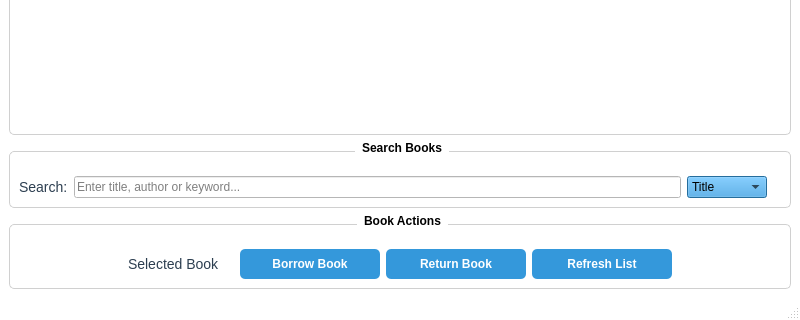
Old version of the form mainwindow.ui in the repository Leo-the-Limitless/SmartLib_Final_Project; both pictures show x 0 to 800 and y 280 to 600 of the 800 by 600 pixel window.
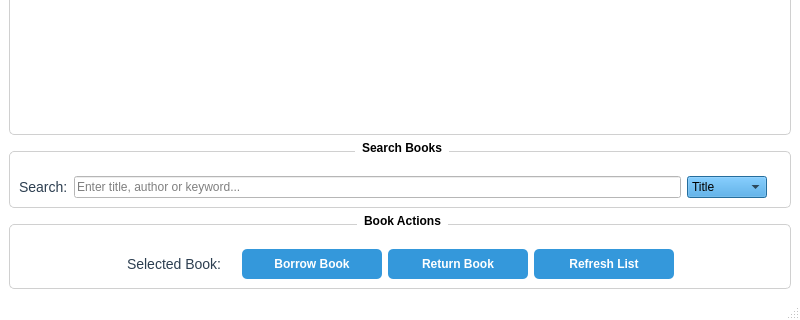
New version of the form. Icons and pictures are not drawn.

```diff
--- a/mainwindow.ui
+++ b/mainwindow.ui
@@ -289,7 +289,7 @@
        <item>
         <widget class="QLabel" name="labelUserId">
          <property name="text">
-          <string>Selected Book</string>
+          <string>Selected Book:</string>
          </property>
         </widget>
        </item>
```
